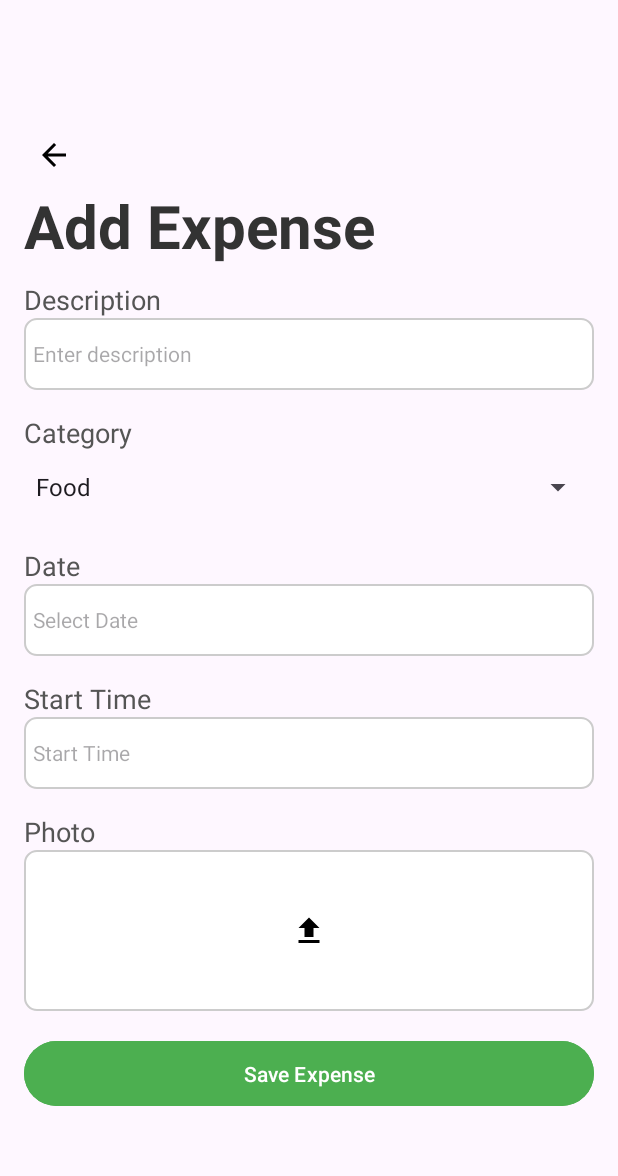
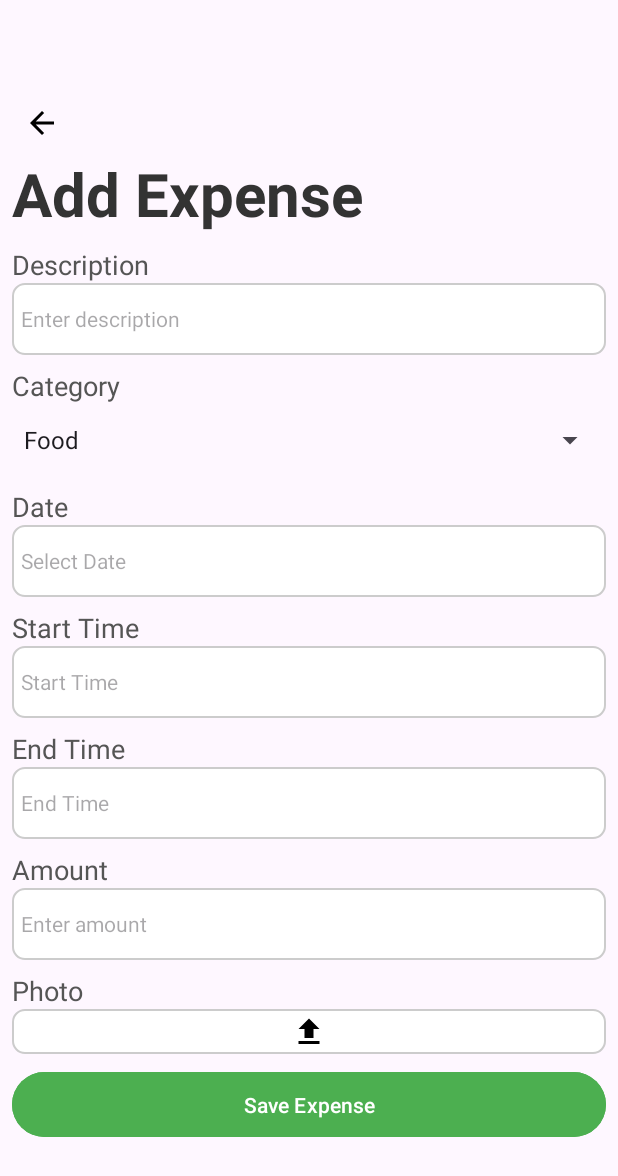
Before and after one commit to ST10357451/PocketPaladin, an Android app: the AddExpenseActivity screen opened directly, with no data from a screen before it, after a tap on "Save Expense", on a phone screen of 412 x 824 dp. Shown: the top 1176 px of the screen. Run offline under Robolectric (Android 15) with nearby library versions, the light colour scheme and no system bars; our stand-ins replace Room's generated code.

Commit message:
Fixed Add Expenses activity and connected it with RoomDB

```diff
--- a/app/src/main/java/com/example/pocketpaladinapp/AddExpenseActivity.kt
+++ b/app/src/main/java/com/example/pocketpaladinapp/AddExpenseActivity.kt
@@ -19,9 +19,11 @@ import java.util.*
 class AddExpenseActivity : AppCompatActivity() {
 
     private lateinit var etDescription: EditText
+    private lateinit var etAmount: EditText
     private lateinit var spinnerCategory: Spinner
     private lateinit var etDate: EditText
     private lateinit var etStartTime: EditText
+    private lateinit var etEndTime: EditText
     private lateinit var btnSelectPhoto: ImageButton
     private lateinit var btnSaveExpense: Button
     private lateinit var btnBack: ImageButton
@@ -32,18 +34,18 @@ class AddExpenseActivity : AppCompatActivity() {
     private lateinit var categoryDao: CategoryDao
     private var userId: Int = 1 // Replace with real user ID
 
-    // Image picker
     private lateinit var pickImageLauncher: ActivityResultLauncher<Intent>
 
     override fun onCreate(savedInstanceState: Bundle?) {
         super.onCreate(savedInstanceState)
         setContentView(R.layout.activity_add_expense)
 
-        // Bind views
         etDescription = findViewById(R.id.etDescription)
+        etAmount = findViewById(R.id.etAmount)
         spinnerCategory = findViewById(R.id.spinnerCategory)
         etDate = findViewById(R.id.etDate)
         etStartTime = findViewById(R.id.etStartTime)
+        etEndTime = findViewById(R.id.etEndTime)
         btnSelectPhoto = findViewById(R.id.btnSelectPhoto)
         btnSaveExpense = findViewById(R.id.btnSaveExpense)
         btnBack = findViewById(R.id.btnBack)
@@ -73,7 +75,19 @@ class AddExpenseActivity : AppCompatActivity() {
             }, c.get(Calendar.HOUR_OF_DAY), c.get(Calendar.MINUTE), true).show()
         }
 
-        // Register ActivityResultLauncher for image picking
+        etEndTime.setOnClickListener {
+            val c = Calendar.getInstance()
+            TimePickerDialog(this, { _, h, m ->
+                etEndTime.setText(String.format("%02d:%02d", h, m))
+            }, c.get(Calendar.HOUR_OF_DAY), c.get(Calendar.MINUTE), true).show()
+        }
+
+        // Register image picker
+        /*
+        * Code Attribution:
+        * android pick images from gallery (now startActivityForResult is depreciated), 2021.
+        * the above reference was used to understand and implement the image picker
+        */
         pickImageLauncher = registerForActivityResult(
             ActivityResultContracts.StartActivityForResult()
         ) { result ->
@@ -91,7 +105,6 @@ class AddExpenseActivity : AppCompatActivity() {
 
                     selectedImageUri = uri
 
-                    // Display the image
                     val inputStream: InputStream? = contentResolver.openInputStream(uri)
                     val selectedImage = BitmapFactory.decodeStream(inputStream)
                     btnSelectPhoto.setImageBitmap(selectedImage)
@@ -99,7 +112,6 @@ class AddExpenseActivity : AppCompatActivity() {
             }
         }
 
-        // Launch image picker when image button is clicked
         btnSelectPhoto.setOnClickListener {
             val intent = Intent(Intent.ACTION_OPEN_DOCUMENT).apply {
                 type = "image/*"
@@ -113,12 +125,13 @@ class AddExpenseActivity : AppCompatActivity() {
             val categoryName = spinnerCategory.selectedItem.toString()
             val date = etDate.text.toString()
             val startTime = etStartTime.text.toString()
-            val endTime = startTime
-            val amount = 100.0 // Placeholder, use EditText if needed
+            val endTime = etEndTime.text.toString()
+            val amountText = etAmount.text.toString()
+            val amount = amountText.toDoubleOrNull()
             val photoPath = selectedImageUri?.toString()
 
-            if (description.isEmpty() || date.isEmpty() || startTime.isEmpty()) {
-                Toast.makeText(this, "Please fill in all required fields", Toast.LENGTH_SHORT).show()
+            if (description.isEmpty() || date.isEmpty() || startTime.isEmpty() || amount == null) {
+                Toast.makeText(this, "Please fill in all required fields with valid data", Toast.LENGTH_SHORT).show()
                 return@setOnClickListener
             }
 
--- a/app/src/main/res/layout/activity_add_expense.xml
+++ b/app/src/main/res/layout/activity_add_expense.xml
@@ -11,7 +11,7 @@
         android:layout_width="match_parent"
         android:layout_height="wrap_content"
         android:orientation="vertical"
-        android:padding="16dp"
+        android:padding="8dp"
         app:layout_constraintTop_toTopOf="parent"
         app:layout_constraintBottom_toBottomOf="parent"
         app:layout_constraintStart_toStartOf="parent"
@@ -30,7 +30,7 @@
             android:id="@+id/AddExpense"
             android:layout_width="wrap_content"
             android:layout_height="wrap_content"
-            android:paddingBottom="10dp"
+            android:paddingBottom="8dp"
             android:text="Add Expense"
             android:textColor="#333333"
             android:textSize="40sp"
@@ -47,7 +47,7 @@
             android:id="@+id/etDescription"
             android:layout_width="match_parent"
             android:layout_height="48dp"
-            android:layout_marginBottom="16dp"
+            android:layout_marginBottom="8dp"
             android:hint="Enter description"
             android:inputType="text"
             android:padding="6dp"
@@ -65,7 +65,7 @@
             android:id="@+id/spinnerCategory"
             android:layout_width="match_parent"
             android:layout_height="48dp"
-            android:layout_marginBottom="16dp" />
+            android:layout_marginBottom="8dp" />
 
         <TextView
             android:text="Date"
@@ -78,7 +78,7 @@
             android:id="@+id/etDate"
             android:layout_width="match_parent"
             android:layout_height="48dp"
-            android:layout_marginBottom="16dp"
+            android:layout_marginBottom="8dp"
             android:focusable="false"
             android:hint="Select Date"
             android:padding="6dp"
@@ -96,9 +96,45 @@
             android:id="@+id/etStartTime"
             android:layout_width="match_parent"
             android:layout_height="48dp"
-            android:layout_marginBottom="16dp"
+            android:layout_marginBottom="8dp"
             android:focusable="false"
             android:hint="Start Time"
+            android:padding="6dp"
+            android:textSize="14sp"
+            android:background="@drawable/edit_text_border" />
+
+        <TextView
+            android:text="End Time"
+            android:layout_width="wrap_content"
+            android:layout_height="wrap_content"
+            android:textSize="18sp"
+            android:textColor="#555555" />
+
+        <EditText
+            android:id="@+id/etEndTime"
+            android:layout_width="match_parent"
+            android:layout_height="48dp"
+            android:layout_marginBottom="8dp"
+            android:focusable="false"
+            android:hint="End Time"
+            android:padding="6dp"
+            android:textSize="14sp"
+            android:background="@drawable/edit_text_border" />
+
+        <TextView
+            android:text="Amount"
+            android:layout_width="wrap_content"
+            android:layout_height="wrap_content"
+            android:textSize="18sp"
+            android:textColor="#555555" />
+
+        <EditText
+            android:id="@+id/etAmount"
+            android:layout_width="match_parent"
+            android:layout_height="48dp"
+            android:layout_marginBottom="8dp"
+            android:hint="Enter amount"
+            android:inputType="numberDecimal"
             android:padding="6dp"
             android:textSize="14sp"
             android:background="@drawable/edit_text_border" />
@@ -113,8 +149,8 @@
         <ImageButton
             android:id="@+id/btnSelectPhoto"
             android:layout_width="match_parent"
-            android:layout_height="107dp"
-            android:layout_marginBottom="16dp"
+            android:layout_height="30dp"
+            android:layout_marginBottom="8dp"
             android:adjustViewBounds="true"
             android:background="@drawable/edit_text_border"
             android:contentDescription="Upload Image"
```
